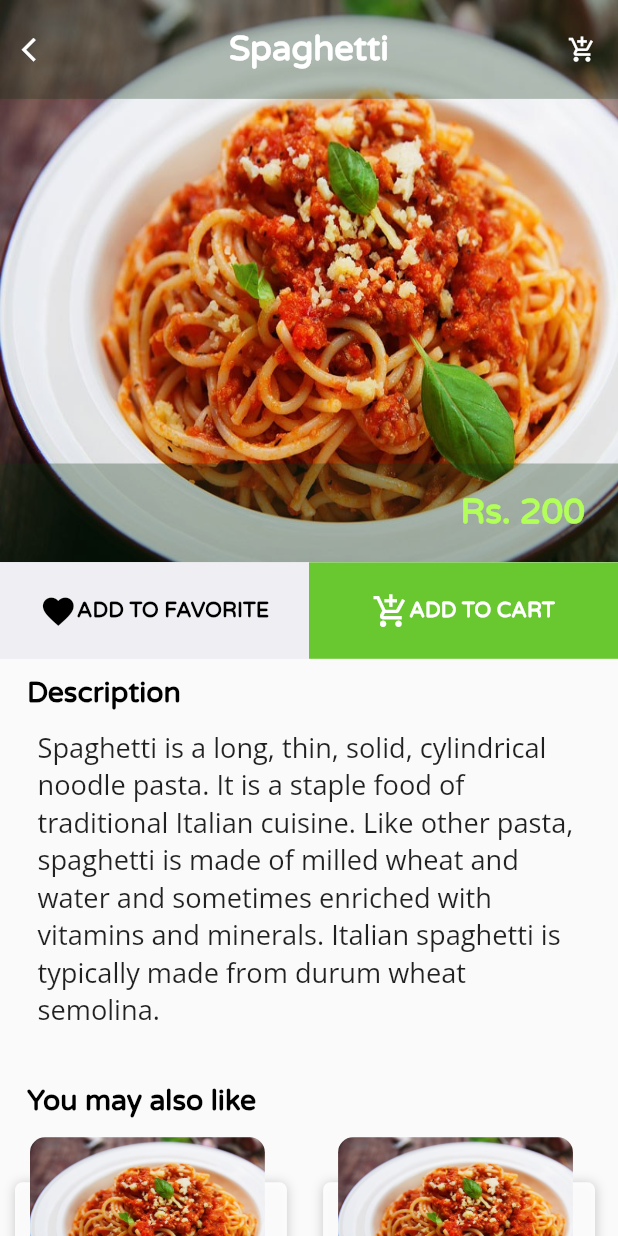
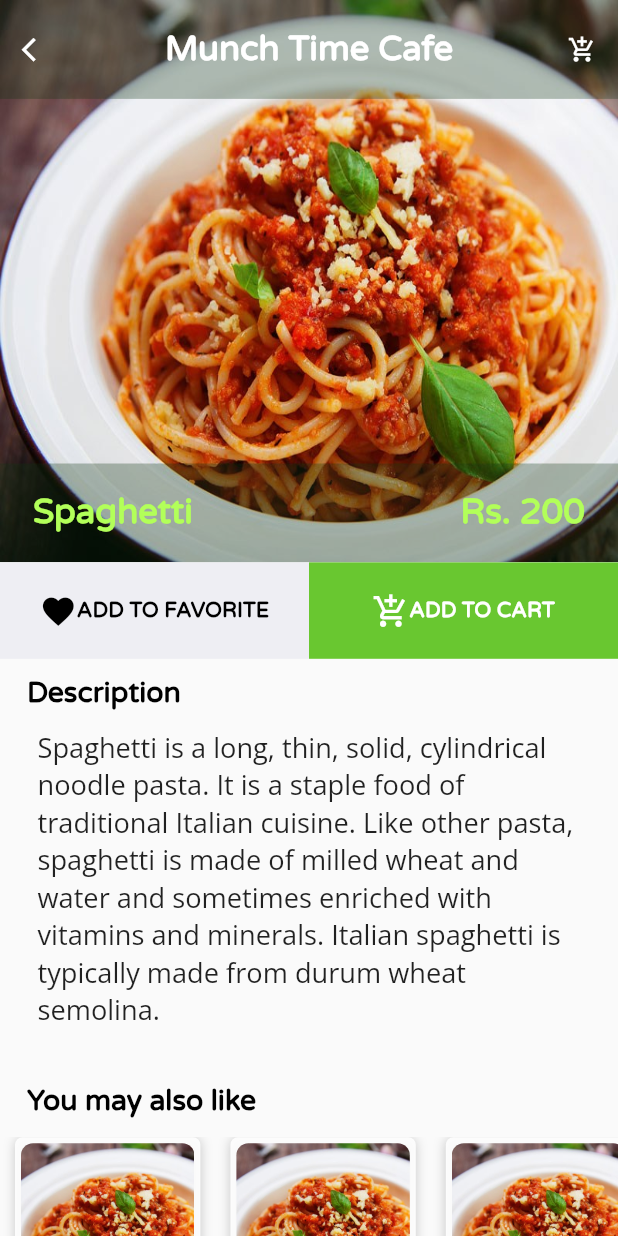
Before and after one commit to nishantmg/project_ui, a Flutter app: the HomeScreen screen opened directly, after a tap on "Spaghetti", on a phone screen of 412 x 824 dp. Run offline on Flutter 3.47's test engine with Material 2 defaults, Android fonts, the phone set to English and light mode, and no system bars; our stand-ins replace bottom_navy_bar.

Commit message:
food card and restaurant card layout changed

```diff
--- a/lib/ui/pages/food_detail_screen.dart
+++ b/lib/ui/pages/food_detail_screen.dart
@@ -49,10 +49,13 @@ class _FoodDetailScreenState extends State<FoodDetailScreen> {
                             Navigator.pop(context);
                           },
                         ),
-                        Text("Spaghetti",
-                          style: kRoundedTextStyle.copyWith(
-                            fontSize: 2.8 * SizeConfig.textMultiplier,
-                              color: Colors.white
+                        Flexible(
+                          child: Text("Munch Time Cafe",
+                            overflow: TextOverflow.ellipsis,
+                            style: kRoundedTextStyle.copyWith(
+                                fontSize: 2.8 * SizeConfig.textMultiplier,
+                                color: Colors.white
+                            ),
                           ),
                         ),
                         IconButton(
@@ -74,8 +77,17 @@ class _FoodDetailScreenState extends State<FoodDetailScreen> {
                         color: Color(0xFF0E3311).withOpacity(0.3)
                     ),
                     child: Row(
-                      mainAxisAlignment: MainAxisAlignment.end,
+                      mainAxisAlignment: MainAxisAlignment.spaceBetween,
                       children: [
+                        Padding(
+                          padding: const EdgeInsets.symmetric(vertical:10, horizontal: 22),
+                          child: Text("Spaghetti",
+                            style: kRoundedTextStyle.copyWith(
+                                fontSize: 2.8 * SizeConfig.textMultiplier,
+                                color: Colors.lightGreenAccent
+                            ),
+                          ),
+                        ),
                         Padding(
                           padding: const EdgeInsets.symmetric(vertical:10, horizontal: 22),
                           child: Text("Rs. 200",
--- a/lib/ui/widgets/food_card.dart
+++ b/lib/ui/widgets/food_card.dart
@@ -17,15 +17,8 @@ class FoodCard extends StatelessWidget {
         crossAxisAlignment: CrossAxisAlignment.start,
         children: [
           Container(
-            height: 19.9 * SizeConfig.heightMultiplier,
-            width: 45 * SizeConfig.widthMultiplier,
-            child: Stack(
-              children:[
-                Positioned(
-                  top: 30,
-                  child: Container(
-                    height: 15* SizeConfig.heightMultiplier,
-                    width: 44 * SizeConfig.widthMultiplier,
+            height: 24* SizeConfig.heightMultiplier,
+            width: 30 * SizeConfig.widthMultiplier,
             decoration: BoxDecoration(
                 color: Colors.white.withOpacity(0.9),
                 boxShadow: [
@@ -38,47 +31,51 @@ class FoodCard extends StatelessWidget {
                 borderRadius: BorderRadius.circular(5),
             ),
             child:Column(
-                      mainAxisAlignment: MainAxisAlignment.end,
+              crossAxisAlignment: CrossAxisAlignment.stretch,
+              mainAxisAlignment: MainAxisAlignment.start,
               children: [
+                Flexible(
+                  child: Padding(
+                    padding: const EdgeInsets.all(4.0),
+                    child: Container(
+                      height: 15* SizeConfig.heightMultiplier,
+                      width: 25 * SizeConfig.widthMultiplier,
+                      decoration: BoxDecoration(
+                          borderRadius: BorderRadius.circular(8),
+                          image: DecorationImage(
+                              image: image,
+                              fit: BoxFit.cover
+                          )
+                      ),
+                    ),
+                  ),
+                ),
                 Padding(
-                          padding: const EdgeInsets.symmetric(horizontal: 12),
-                          child: Row(
-                            mainAxisAlignment: MainAxisAlignment.spaceBetween,
+                  padding: const EdgeInsets.symmetric(horizontal:8.0),
+                  child: Column(
+                    crossAxisAlignment: CrossAxisAlignment.start,
                     children: [
-                              Text(name,
+                      Row(
+                        children: [
+                          Flexible(
+                            child: Text(name,
                               style: kRobotoTextStyle.copyWith(
                                   fontWeight: FontWeight.bold,
                                   fontSize: 2 * SizeConfig.textMultiplier,
                                   color: Colors.black
                               ),
                             ),
+                          ),
+                        ],
+                      ),
                       Text("Rs. $price",
                         style: kOpenSansTextStyle.copyWith(
                             fontWeight: FontWeight.bold,
-                                    fontSize: 2 * SizeConfig.textMultiplier,
+                            fontSize: 1.8 * SizeConfig.textMultiplier,
                             color: Colors.black
                         ),
-                              )
+                      ),
                     ],
-                          ),
-                        ),
-                        SizedBox(height: 2.5 * SizeConfig.heightMultiplier,)
-                      ],
-                    ),
-                  ),
-                ),
-                Positioned(
-                  left: 10,
-                  child: Container(
-                    height: 13* SizeConfig.heightMultiplier,
-                    width: 38 * SizeConfig.widthMultiplier,
-                    decoration: BoxDecoration(
-                        borderRadius: BorderRadius.circular(10),
-                        image: DecorationImage(
-                            image: image,
-                            fit: BoxFit.fill
-                        )
-                    ),
                   ),
                 )
                ],
--- a/lib/ui/widgets/restaurant_card.dart
+++ b/lib/ui/widgets/restaurant_card.dart
@@ -15,15 +15,8 @@ class RestaurantCard extends StatelessWidget {
         crossAxisAlignment: CrossAxisAlignment.start,
         children: [
           Container(
-            height: 19.9 * SizeConfig.heightMultiplier,
-            width: 45 * SizeConfig.widthMultiplier,
-            child: Stack(
-              children:[
-                Positioned(
-                  top: 30,
-                  child: Container(
-                    height: 13* SizeConfig.heightMultiplier,
-                    width: 44 * SizeConfig.widthMultiplier,
+            height: 24* SizeConfig.heightMultiplier,
+            width: 30 * SizeConfig.widthMultiplier,
             decoration: BoxDecoration(
               color: Colors.white.withOpacity(0.9),
               boxShadow: [
@@ -35,34 +28,14 @@ class RestaurantCard extends StatelessWidget {
                 ],
                 borderRadius: BorderRadius.circular(5),
             ),
-
             child:Column(
-                      mainAxisAlignment: MainAxisAlignment.end,
               children: [
-                        Padding(
-                          padding: const EdgeInsets.symmetric(horizontal: 12),
-                          child: Row(
-                            children: [
-                              Text(name,
-                                style: kRobotoTextStyle.copyWith(
-                                    fontWeight: FontWeight.bold,
-                                    fontSize: 2 * SizeConfig.textMultiplier,
-                                    color: Colors.black
-                                ),
-                              ),
-                            ],
-                          ),
-                        ),
-                        SizedBox(height: 10,)
-                      ],
-                    ),
-                  ),
-                ),
-                Positioned(
-                  left: 10,
+                Flexible(
+                  child: Padding(
+                    padding: const EdgeInsets.all(4.0),
                     child: Container(
-                    height: 13* SizeConfig.heightMultiplier,
-                    width: 38 * SizeConfig.widthMultiplier,
+                      height: 15* SizeConfig.heightMultiplier,
+                      width: 25 * SizeConfig.widthMultiplier,
                       decoration: BoxDecoration(
                           borderRadius: BorderRadius.circular(10),
                           image: DecorationImage(
@@ -71,7 +44,25 @@ class RestaurantCard extends StatelessWidget {
                           )
                       ),
                     ),
+                  ),
+                ),
+                Padding(
+                  padding: const EdgeInsets.symmetric(horizontal: 12),
+                  child: Row(
+                    children: [
+                      Flexible(
+                        child: Text(name,
+                          overflow: TextOverflow.visible,
+                          style: kRobotoTextStyle.copyWith(
+                              fontWeight: FontWeight.bold,
+                              fontSize: 2 * SizeConfig.textMultiplier,
+                              color: Colors.black
+                          ),
+                        ),
                       )
+                    ],
+                  )
+                ),
                ],
             ),
           ),
```
Lines whose indentation alone changed are shown as unchanged.
